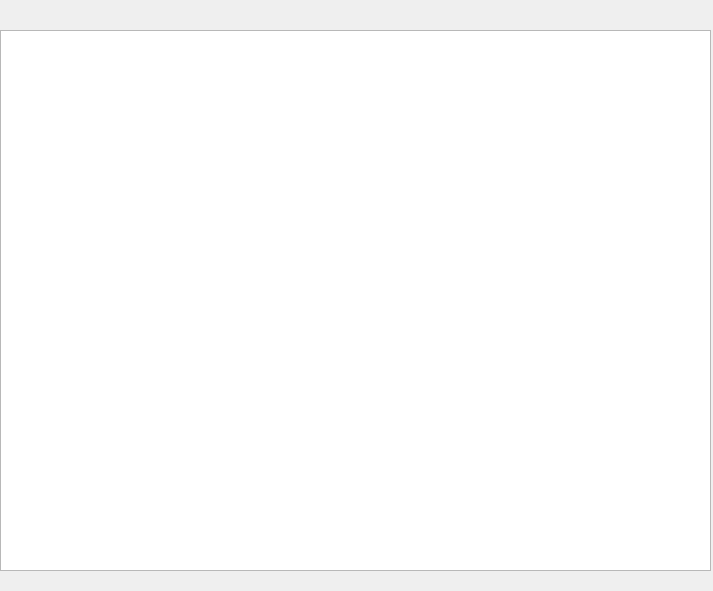
Above: main.ui from Grinik767/Coffee before the change. Below: the same form after it.
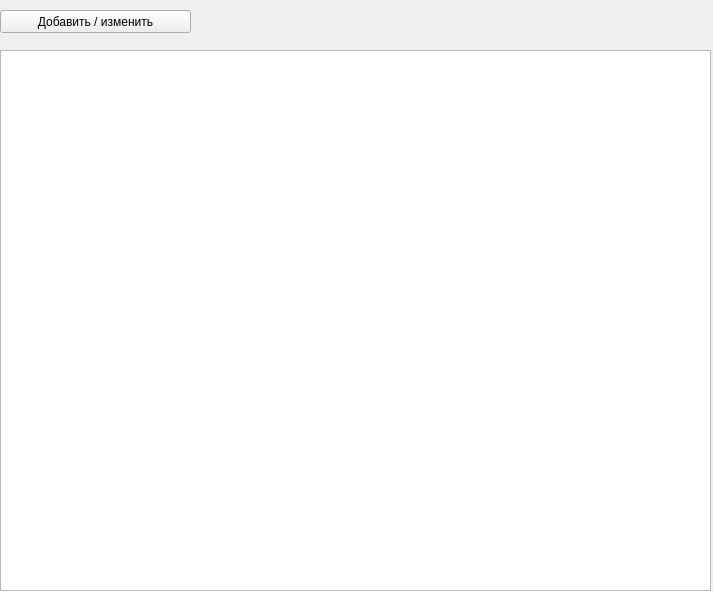
That is the form after the change.

```diff
--- a/main.ui
+++ b/main.ui
@@ -17,12 +17,25 @@
    <property name="geometry">
     <rect>
      <x>0</x>
-     <y>30</y>
+     <y>50</y>
      <width>711</width>
      <height>541</height>
     </rect>
    </property>
   </widget>
+  <widget class="QPushButton" name="pushButton">
+   <property name="geometry">
+    <rect>
+     <x>0</x>
+     <y>10</y>
+     <width>191</width>
+     <height>23</height>
+    </rect>
+   </property>
+   <property name="text">
+    <string>Добавить / изменить</string>
+   </property>
+  </widget>
  </widget>
  <resources/>
  <connections/>
```
